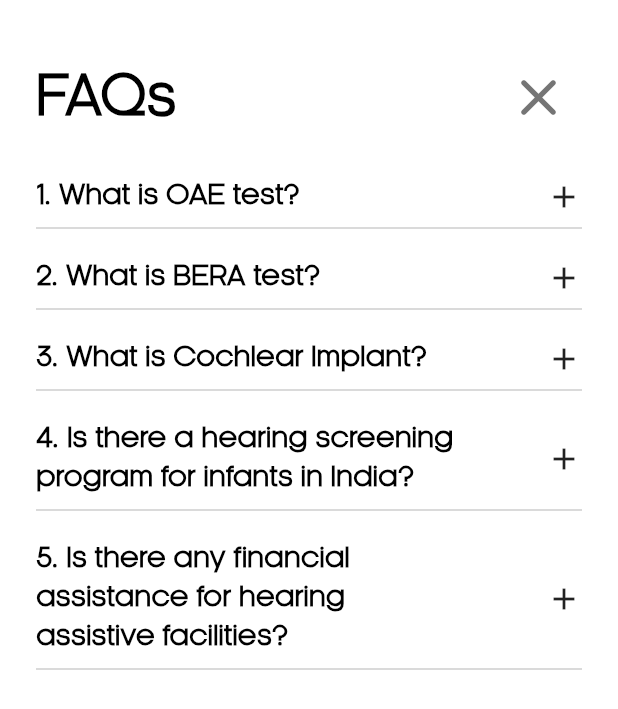
After one commit to AkshitGuptaIITR/Medapp, a Flutter app: the FAQScreen screen opened by its route, on a phone screen of 412 x 824 dp. The commit adds this screen. Shown: the top 709 px of the screen. Run offline on Flutter 3.47's test engine with Material 3 defaults, Android fonts, the phone set to English and light mode, and no system bars; our stand-ins replace carousel_slider, dotted_border, flutter_redux, flutter_secure_storage, fluttertoast, redux and 1 more; accounts and stored records are empty; network calls fail.

Commit message:
FAQs screen

```diff
--- /dev/null
+++ b/lib/Screen/FAQScreen.dart
@@ -0,0 +1,295 @@
+import 'package:flutter/gestures.dart';
+import 'package:flutter/material.dart';
+import 'package:flutter/services.dart';
+import 'package:medapp/utils/Colors.dart';
+import 'package:url_launcher/url_launcher.dart';
+
+class FAQScreen extends StatefulWidget {
+  const FAQScreen({super.key});
+
+  @override
+  State<FAQScreen> createState() => _FAQScreenState();
+}
+
+class _FAQScreenState extends State<FAQScreen> {
+  int currentIdx = 0;
+
+  @override
+  Widget build(BuildContext context) {
+    return AnnotatedRegion<SystemUiOverlayStyle>(
+      value: SystemUiOverlayStyle(
+        statusBarColor: primaryColor,
+        systemNavigationBarColor: primaryColor,
+      ),
+      child: Scaffold(
+        backgroundColor: Colors.white,
+        body: SafeArea(
+          child: Padding(
+            padding: const EdgeInsets.only(left: 24, right: 24, top: 36),
+            child: SingleChildScrollView(
+              child: Column(
+                children: [
+                  Row(
+                    children: [
+                      Text(
+                        "FAQs",
+                        style: TextStyle(
+                            fontSize: 36, fontWeight: FontWeight.w900),
+                      ),
+                      Spacer(),
+                      IconButton(
+                        onPressed: () {
+                          Navigator.pop(context);
+                        },
+                        icon: Icon(
+                          Icons.close_rounded,
+                          size: 42,
+                          color: Colors.grey[600],
+                        ),
+                      )
+                    ],
+                  ),
+                  SizedBox(height: 24),
+                  GestureDetector(
+                    onTap: () {
+                      if (currentIdx == 1) {
+                        setState(() {
+                          currentIdx = 0;
+                        });
+                      } else {
+                        setState(() {
+                          currentIdx = 1;
+                        });
+                      }
+                    },
+                    child: Row(
+                      crossAxisAlignment: CrossAxisAlignment.center,
+                      mainAxisAlignment: MainAxisAlignment.center,
+                      children: [
+                        Text(
+                          "1. What is OAE test?",
+                          style: TextStyle(
+                              fontSize: 18, fontWeight: FontWeight.w900),
+                        ),
+                        Spacer(),
+                        Icon(currentIdx == 1 ? Icons.remove : Icons.add)
+                      ],
+                    ),
+                  ),
+                  currentIdx == 1
+                      ? Padding(
+                          padding: const EdgeInsets.only(top: 8),
+                          child: Text(
+                            "Otoacoustic emission (OAE) is a test for the inner ear for neonates and newborns. This test takes around 2-10 minutes and the child should be in light sleep and less movement.",
+                            textAlign: TextAlign.left,
+                            style: TextStyle(fontSize: 16),
+                          ),
+                        )
+                      : Container(),
+                  Divider(
+                    color: Colors.grey,
+                    thickness: 0.5,
+                  ),
+                  SizedBox(height: 12),
+                  GestureDetector(
+                    onTap: () {
+                      if (currentIdx == 2) {
+                        setState(() {
+                          currentIdx = 0;
+                        });
+                      } else {
+                        setState(() {
+                          currentIdx = 2;
+                        });
+                      }
+                    },
+                    child: Row(
+                      crossAxisAlignment: CrossAxisAlignment.center,
+                      mainAxisAlignment: MainAxisAlignment.center,
+                      children: [
+                        Text(
+                          "2. What is BERA test?",
+                          style: TextStyle(
+                              fontSize: 18, fontWeight: FontWeight.w900),
+                        ),
+                        Spacer(),
+                        Icon(currentIdx == 2 ? Icons.remove : Icons.add)
+                      ],
+                    ),
+                  ),
+                  currentIdx == 2
+                      ? Padding(
+                          padding: const EdgeInsets.only(top: 8),
+                          child: Text(
+                            "Brain evoked response auditory (BERA) is a diagnosis test for children whose OAE has not passed 3 or more times (after 6 months). The child needs to sleep during the test and takes about 1 hour.",
+                            textAlign: TextAlign.left,
+                            style: TextStyle(fontSize: 16),
+                          ),
+                        )
+                      : Container(),
+                  Divider(
+                    color: Colors.grey,
+                    thickness: 0.5,
+                  ),
+                  SizedBox(height: 12),
+                  GestureDetector(
+                    onTap: () {
+                      if (currentIdx == 3) {
+                        setState(() {
+                          currentIdx = 0;
+                        });
+                      } else {
+                        setState(() {
+                          currentIdx = 3;
+                        });
+                      }
+                    },
+                    child: Row(
+                      crossAxisAlignment: CrossAxisAlignment.center,
+                      mainAxisAlignment: MainAxisAlignment.center,
+                      children: [
+                        Text(
+                          "3. What is Cochlear Implant?",
+                          style: TextStyle(
+                              fontSize: 18, fontWeight: FontWeight.w900),
+                        ),
+                        Spacer(),
+                        Icon(currentIdx == 3 ? Icons.remove : Icons.add)
+                      ],
+                    ),
+                  ),
+                  currentIdx == 3
+                      ? Padding(
+                          padding: const EdgeInsets.only(top: 8),
+                          child: Text(
+                            "If the child is referred more than 3 times in OAE screening, then they are given a hearing aid for atleast 3 months. If the child is not benefitted from hearing aid, then they should go for cochlear implant.",
+                            textAlign: TextAlign.left,
+                            style: TextStyle(fontSize: 16),
+                          ),
+                        )
+                      : Container(),
+                  Divider(
+                    color: Colors.grey,
+                    thickness: 0.5,
+                  ),
+                  SizedBox(height: 12),
+                  GestureDetector(
+                    onTap: () {
+                      if (currentIdx == 4) {
+                        setState(() {
+                          currentIdx = 0;
+                        });
+                      } else {
+                        setState(() {
+                          currentIdx = 4;
+                        });
+                      }
+                    },
+                    child: Row(
+                      crossAxisAlignment: CrossAxisAlignment.center,
+                      mainAxisAlignment: MainAxisAlignment.center,
+                      children: [
+                        SizedBox(
+                          width: MediaQuery.of(context).size.width * 0.7,
+                          child: Text(
+                            "4. Is there a hearing screening program for infants in India?",
+                            softWrap: true,
+                            style: TextStyle(
+                                fontSize: 18, fontWeight: FontWeight.w900),
+                          ),
+                        ),
+                        Spacer(),
+                        Icon(currentIdx == 4 ? Icons.remove : Icons.add)
+                      ],
+                    ),
+                  ),
+                  currentIdx == 4
+                      ? Padding(
+                          padding: const EdgeInsets.only(top: 8),
+                          child: Text(
+                            "National Program for the prevention and control of deafness (NPPCD) is a hearing screening program in India for infants.",
+                            textAlign: TextAlign.left,
+                            style: TextStyle(fontSize: 16),
+                          ),
+                        )
+                      : Container(),
+                  Divider(
+                    color: Colors.grey,
+                    thickness: 0.5,
+                  ),
+                  SizedBox(height: 12),
+                  GestureDetector(
+                    onTap: () {
+                      if (currentIdx == 5) {
+                        setState(() {
+                          currentIdx = 0;
+                        });
+                      } else {
+                        setState(() {
+                          currentIdx = 5;
+                        });
+                      }
+                    },
+                    child: Row(
+                      crossAxisAlignment: CrossAxisAlignment.center,
+                      mainAxisAlignment: MainAxisAlignment.center,
+                      children: [
+                        SizedBox(
+                          width: MediaQuery.of(context).size.width * 0.7,
+                          child: Text(
+                            "5. Is there any financial assistance for hearing assistive facilities?",
+                            softWrap: true,
+                            style: TextStyle(
+                                fontSize: 18, fontWeight: FontWeight.w900),
+                          ),
+                        ),
+                        Spacer(),
+                        Icon(currentIdx == 5 ? Icons.remove : Icons.add)
+                      ],
+                    ),
+                  ),
+                  currentIdx == 5
+                      ? Padding(
+                          padding: const EdgeInsets.only(top: 8),
+                          child: RichText(
+                            text: TextSpan(
+                              children: [
+                                TextSpan(
+                                  text:
+                                      'Assistance to Disabled Persons for Purchase/Fitting of Aids/Appliances (ADIP) is a scheme under which financial assistance is provided for hearing assistive facilities. This scheme is for those whose monthly income does not exceed Rs. 20,000/-. For more information, check out ',
+                                  style: TextStyle(
+                                      color: Colors.black, fontSize: 16),
+                                ),
+                                TextSpan(
+                                  text:
+                                      'http://adipcochlearimplant.in/ADIP-scheme.aspx', // Text for the hyperlink
+                                  style: TextStyle(
+                                      color: Colors.blue, fontSize: 16),
+                                  recognizer: TapGestureRecognizer()
+                                    ..onTap = () async {
+                                      try {
+                                        await launchUrl(Uri.parse(
+                                            'http://adipcochlearimplant.in/ADIP-scheme.aspx'));
+                                      } catch (err) {
+                                        print(err);
+                                      }
+                                    },
+                                ),
+                              ],
+                            ),
+                          ),
+                        )
+                      : Container(),
+                  Divider(
+                    color: Colors.grey,
+                    thickness: 0.5,
+                  ),
+                ],
+              ),
+            ),
+          ),
+        ),
+      ),
+    );
+  }
+}
--- a/lib/Screen/HomeScreen.dart
+++ b/lib/Screen/HomeScreen.dart
@@ -31,6 +31,10 @@ class _HomeScreenState extends State<HomeScreen> {
 
   void handleTips() {
     Navigator.pushNamed(context, "/tips");
+  }
+
+  void handleFAQ() {
+    Navigator.pushNamed(context, "/faq");
   }
 
   void getEvents() async {
@@ -298,6 +302,9 @@ class _HomeScreenState extends State<HomeScreen> {
                     if (index == 2) {
                       handleTips();
                     }
+                    if (index == 3) {
+                      handleFAQ();
+                    }
                   },
                   child: Container(
                     width: 84, // or remove the decimal part if not needed
--- a/lib/Screen/PatientsScreen.dart
+++ b/lib/Screen/PatientsScreen.dart
@@ -15,6 +15,7 @@ class _PatientsScreenState extends State<PatientsScreen> {
   List<dynamic> _patients = [];
   bool isLoading = true, isDeleting = false;
   Set<String> st = {};
+  int totalCount = 0;
 
   void getPatients() async {
     try {
@@ -25,6 +26,9 @@ class _PatientsScreenState extends State<PatientsScreen> {
 
       if (response["statusCode"] >= 400) {
         print(response["body"]["message"]);
+        setState(() {
+          isLoading = false;
+        });
         ScaffoldMessenger.of(context).showSnackBar(SnackBar(
           content: Text(response["body"]["message"]),
           backgroundColor: Colors.red,
@@ -35,6 +39,7 @@ class _PatientsScreenState extends State<PatientsScreen> {
       setState(() {
         _patients = response["body"]["data"];
         isLoading = false;
+        totalCount = response["body"]["totalCount"];
       });
       print(response);
     } catch (err) {
@@ -119,7 +124,6 @@ class _PatientsScreenState extends State<PatientsScreen> {
       });
       return;
     }
-    print(st.length);
 
     showDialog(
       context: context,
@@ -256,7 +260,7 @@ class _PatientsScreenState extends State<PatientsScreen> {
                           width: 150,
                           child: Flexible(
                             child: Text(
-                              "${_patients.length} people\nregistered",
+                              "${totalCount} people\nregistered",
                               softWrap: true,
                               style: TextStyle(
                                   fontSize: 12,
--- a/lib/Screen/Tips/TipsScreen.dart
+++ b/lib/Screen/Tips/TipsScreen.dart
@@ -47,7 +47,7 @@ class _TipsScreenState extends State<TipsScreen> {
               ),
               child: SafeArea(
                 child: Padding(
-                  padding: const EdgeInsets.only(left: 24, right: 24, top: 64),
+                  padding: const EdgeInsets.only(left: 24, right: 24, top: 36),
                   child: selectedTip == 0
                       ? Column(children: [
                           Row(
--- a/lib/utils/Routes.dart
+++ b/lib/utils/Routes.dart
@@ -1,5 +1,6 @@
 import 'package:flutter/material.dart';
 import 'package:medapp/Screen/ClinicScreen.dart';
+import 'package:medapp/Screen/FAQScreen.dart';
 import 'package:medapp/Screen/MainScreen.dart';
 import 'package:medapp/Screen/LoginScreen.dart';
 import 'package:medapp/Screen/OAEScreens/OAEAppointmentDate.dart';
@@ -31,4 +32,5 @@ final Map<String, WidgetBuilder> routes = {
   "/oaeSuccess": (context) => OAESuccessScreen(),
   "/clinics": (context) => ClinicScreen(),
   "/tips": (context) => TipsScreen(),
+  "/faq": (context) => FAQScreen()
 };
--- a/pubspec.yaml
+++ b/pubspec.yaml
@@ -43,6 +43,7 @@ dependencies:
   table_calendar: ^3.1.1
   fluttertoast: ^8.2.5
   dotted_border: ^2.1.0
+  url_launcher: ^6.2.6
 
 dev_dependencies:
   flutter_test:
```
Also changed, not shown: pubspec.lock, 5 other files.
